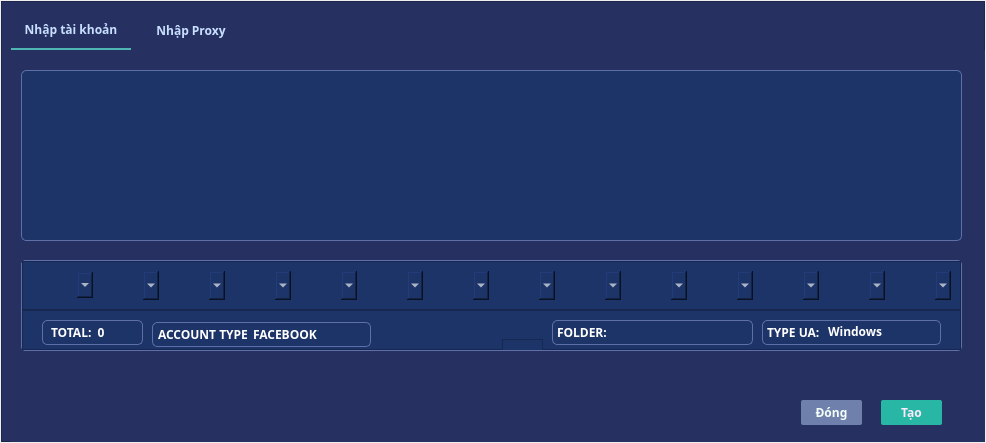
im-dlam/PyQt5.AppManageMMO, file theme/tabwidget.ui: the form before one commit.
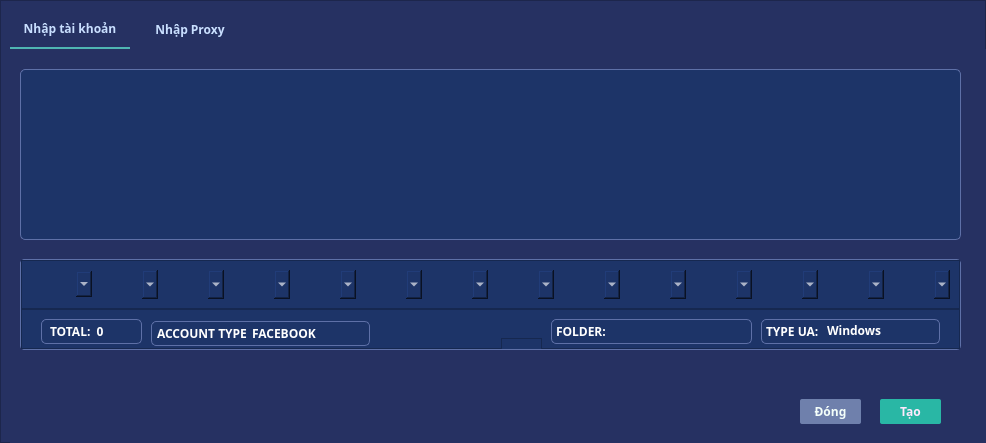
The form after the commit. Icons and pictures are not drawn.

The edit to the form file:
```diff
--- a/theme/tabwidget.ui
+++ b/theme/tabwidget.ui
@@ -10,6 +10,12 @@
     <height>443</height>
    </rect>
   </property>
+  <property name="minimumSize">
+   <size>
+    <width>986</width>
+    <height>443</height>
+   </size>
+  </property>
   <property name="maximumSize">
    <size>
     <width>986</width>
@@ -37,28 +43,28 @@
      <number>0</number>
     </property>
     <property name="leftMargin">
-     <number>1</number>
+     <number>0</number>
     </property>
     <property name="topMargin">
-     <number>1</number>
+     <number>0</number>
     </property>
     <property name="rightMargin">
-     <number>1</number>
+     <number>0</number>
     </property>
     <property name="bottomMargin">
-     <number>1</number>
+     <number>0</number>
     </property>
     <item>
      <widget class="QFrame" name="frameMain">
       <property name="minimumSize">
        <size>
-        <width>0</width>
-        <height>0</height>
+        <width>986</width>
+        <height>443</height>
        </size>
       </property>
       <property name="maximumSize">
        <size>
-        <width>985</width>
+        <width>986</width>
         <height>443</height>
        </size>
       </property>
```
Left out of the diff: 2 changed lines with no effect on the pictures.
